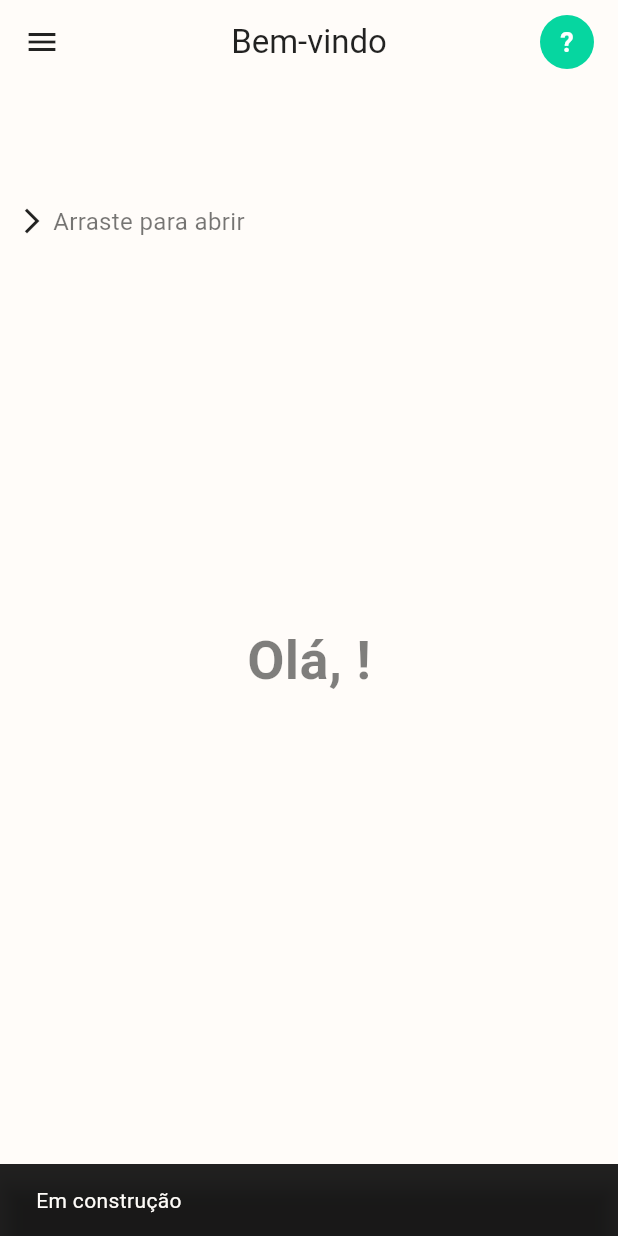
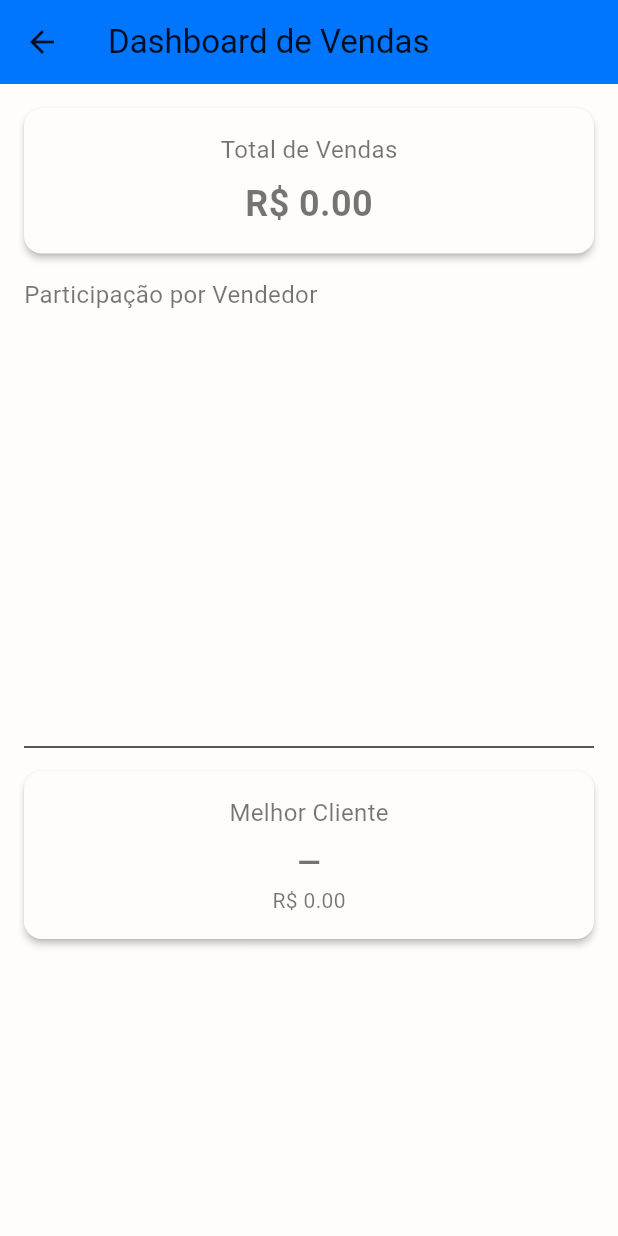
Before and after one commit to UnivelBrabos/Sistema_Vendas, a Flutter app: the screen it shows after launch, after a tap on "Sign In", after a tap on the "menu" icon, after a tap on "Desenvolvimento", on a phone screen of 412 x 824 dp. Run offline on Flutter 3.47's test engine with Material 3 defaults, Android fonts, the light colour scheme and no system bars; drawn by our look-alikes of fl_chart; our stand-ins replace flutter_dotenv, flutter_mobx, flutter_modular, flutter_svg, mobx, shared_preferences and 1 more; accounts and stored records are empty; generated files the repository leaves out were written again.

Commit message:
feat ; adicionado o desenvolvimento

```diff
--- a/lib/app_module.dart
+++ b/lib/app_module.dart
@@ -1,3 +1,5 @@
+// lib/app_module.dart
+
 import 'package:flutter_modular/flutter_modular.dart';
 import 'package:trabalho_vendas_univel/modules/splash/splash_page.dart';
 import 'package:trabalho_vendas_univel/modules/auth/auth_module.dart';
@@ -7,6 +9,7 @@ import 'package:trabalho_vendas_univel/catalog/catalog_module.dart';
 import 'package:trabalho_vendas_univel/modules/cart/cart_module.dart';
 import 'package:trabalho_vendas_univel/modules/profile/profile_module.dart';
 import 'package:trabalho_vendas_univel/modules/venda/venda_module.dart';
+import 'package:trabalho_vendas_univel/modules/dashboard/dashboard_page.dart';
 import 'package:trabalho_vendas_univel/store/cart_store.dart';
 import 'package:trabalho_vendas_univel/store/produto_store.dart';
 
@@ -36,5 +39,16 @@ class AppModule extends Module {
         ModuleRoute('/cart', module: CartModule()),
         ModuleRoute('/profile', module: ProfileModule()),
         ModuleRoute('/venda', module: VendaModule()),
+
+        // Dashboard (Desenvolvimento)
+        ChildRoute(
+          '/dashboard',
+          child: (_, args) {
+            final data = args.data as Map<String, dynamic>;
+            return DashboardPage(
+              email: data['email'] as String,
+            );
+          },
+        ),
       ];
 }
--- a/lib/main.dart
+++ b/lib/main.dart
@@ -29,7 +29,7 @@ Future<void> main() async {
 }
 
 class MyApp extends StatelessWidget {
-  const MyApp({super.key});
+  const MyApp({Key? key}) : super(key: key);
 
   @override
   Widget build(BuildContext context) {
--- /dev/null
+++ b/lib/modules/dashboard/dashboard_page.dart
@@ -0,0 +1,223 @@
+import 'package:flutter/material.dart';
+import 'package:supabase_flutter/supabase_flutter.dart';
+import 'package:fl_chart/fl_chart.dart';
+import 'package:trabalho_vendas_univel/core/app_colors.dart';
+
+class DashboardPage extends StatefulWidget {
+  final String email;
+  const DashboardPage({Key? key, required this.email}) : super(key: key);
+
+  @override
+  State<DashboardPage> createState() => _DashboardPageState();
+}
+
+class _DashboardPageState extends State<DashboardPage> {
+  final supabase = Supabase.instance.client;
+
+  double _totalVendas = 0;
+  String _melhorClienteNome = '—';
+  double _melhorClienteGasto = 0;
+
+  List<_VendedorTotal> _ranking = [];
+
+  bool _isLoading = true;
+  String? _error;
+
+  @override
+  void initState() {
+    super.initState();
+    _loadStats();
+  }
+
+  Future<void> _loadStats() async {
+    try {
+      final userEmail = widget.email.trim().toLowerCase();
+
+      final vend = await supabase
+          .from('vendedores')
+          .select('id_vendedor')
+          .eq('email', userEmail)
+          .maybeSingle();
+      if (vend == null || vend['id_vendedor'] == null) {
+        throw 'Vendedor não encontrado';
+      }
+      final idVend = (vend['id_vendedor'] as num).toInt();
+
+      final minhasVendas = await supabase
+          .from('vendas')
+          .select('total')
+          .eq('id_vendedor', idVend);
+      _totalVendas = (minhasVendas as List)
+          .cast<Map<String, dynamic>>()
+          .map((row) => (row['total'] as num).toDouble())
+          .fold<double>(0.0, (sum, t) => sum + t);
+
+      final vendasList = minhasVendas.cast<Map<String, dynamic>>();
+      final gastosPorCliente = <int, double>{};
+      for (var v in vendasList) {
+        final cid = (v['id_cliente'] as num?)?.toInt() ?? 0;
+        final tot = (v['total'] as num).toDouble();
+        gastosPorCliente[cid] = (gastosPorCliente[cid] ?? 0) + tot;
+      }
+      if (gastosPorCliente.isNotEmpty) {
+        final best = gastosPorCliente.entries.reduce(
+            (a, b) => a.value >= b.value ? a : b);
+        _melhorClienteGasto = best.value;
+        final cli = await supabase
+            .from('clientes')
+            .select('nome')
+            .eq('id_cliente', best.key)
+            .maybeSingle();
+        _melhorClienteNome = (cli?['nome'] as String?) ?? '—';
+      }
+
+      final allVendas = await supabase
+          .from('vendas')
+          .select('id_vendedor,total');
+      final tmp = <String, double>{};
+      for (var v in (allVendas as List).cast<Map<String, dynamic>>()) {
+        final vid = (v['id_vendedor'] as num).toInt().toString();
+        final tot = (v['total'] as num).toDouble();
+        tmp[vid] = (tmp[vid] ?? 0) + tot;
+      }
+      _ranking = tmp.entries
+          .map((e) => _VendedorTotal(e.key, e.value))
+          .toList();
+
+      setState(() => _isLoading = false);
+    } catch (e) {
+      setState(() {
+        _error = e.toString();
+        _isLoading = false;
+      });
+    }
+  }
+
+  @override
+  Widget build(BuildContext context) {
+    if (_isLoading) {
+      return const Scaffold(
+        body: Center(child: CircularProgressIndicator()),
+      );
+    }
+    if (_error != null) {
+      return Scaffold(
+        body: Center(child: Text('Erro: $_error')),
+      );
+    }
+
+    final sections = <PieChartSectionData>[];
+    for (var entry in _ranking) {
+      final percent = _totalVendas > 0
+          ? entry.total / _totalVendas * 100
+          : 0.0;
+      sections.add(PieChartSectionData(
+        value: entry.total,
+        title: '${percent.toStringAsFixed(0)}%',
+        radius: 60,
+        titleStyle: const TextStyle(
+          fontSize: 14,
+          fontWeight: FontWeight.bold,
+          color: Colors.white,
+        ),
+      ));
+    }
+
+    return Scaffold(
+      appBar: AppBar(
+        title: const Text('Dashboard de Vendas'),
+        backgroundColor: AppColors.primaryColor,
+      ),
+      body: SingleChildScrollView(
+        padding: const EdgeInsets.all(16),
+        child: Column(
+          crossAxisAlignment: CrossAxisAlignment.stretch,
+          children: [
+            Card(
+              elevation: 2,
+              margin: const EdgeInsets.only(bottom: 16),
+              child: Padding(
+                padding: const EdgeInsets.all(16),
+                child: Column(
+                  children: [
+                    const Text('Total de Vendas', style: TextStyle(fontSize: 16)),
+                    const SizedBox(height: 8),
+                    Text(
+                      'R\$ ${_totalVendas.toStringAsFixed(2)}',
+                      style: const TextStyle(fontSize: 24, fontWeight: FontWeight.bold),
+                    ),
+                  ],
+                ),
+              ),
+            ),
+
+            const Text('Participação por Vendedor', style: TextStyle(fontSize: 16)),
+            const SizedBox(height: 8),
+            SizedBox(
+              height: 250,
+              child: PieChart(
+                PieChartData(
+                  sections: sections,
+                  sectionsSpace: 4,
+                  centerSpaceRadius: 0,
+                ),
+              ),
+            ),
+
+            const SizedBox(height: 16),
+            ..._ranking.map((e) {
+              final percent = _totalVendas > 0
+                  ? e.total / _totalVendas * 100
+                  : 0.0;
+              return Padding(
+                padding: const EdgeInsets.symmetric(vertical: 4),
+                child: Row(
+                  children: [
+                    Container(
+                      width: 16,
+                      height: 16,
+                      decoration: BoxDecoration(
+                        shape: BoxShape.circle,
+                        color: AppColors.primaryColor,
+                      ),
+                    ),
+                    const SizedBox(width: 8),
+                    Expanded(child: Text('Vendedor ${e.vendedor}')),
+                    Text('${percent.toStringAsFixed(1)}%'),
+                  ],
+                ),
+              );
+            }).toList(),
+
+            const Divider(height: 32),
+
+            Card(
+              elevation: 2,
+              margin: const EdgeInsets.only(bottom: 16),
+              child: Padding(
+                padding: const EdgeInsets.all(16),
+                child: Column(
+                  children: [
+                    const Text('Melhor Cliente', style: TextStyle(fontSize: 16)),
+                    const SizedBox(height: 8),
+                    Text(
+                      _melhorClienteNome,
+                      style: const TextStyle(fontSize: 20, fontWeight: FontWeight.w600),
+                    ),
+                    Text('R\$ ${_melhorClienteGasto.toStringAsFixed(2)}'),
+                  ],
+                ),
+              ),
+            ),
+          ],
+        ),
+      ),
+    );
+  }
+}
+
+class _VendedorTotal {
+  final String vendedor;
+  final double total;
+  _VendedorTotal(this.vendedor, this.total);
+}
--- a/lib/modules/profile/profile_page.dart
+++ b/lib/modules/profile/profile_page.dart
@@ -28,11 +28,11 @@ class ProfilePage extends StatelessWidget {
     final normalized = email.trim().toLowerCase();
 
     if (_staticUsers.contains(normalized)) {
-      final name = normalized.split('@').first;
+      final namePart = normalized.split('@').first;
       return {
-        'nome': name,
+        'nome': _capitalize(namePart),
         'email': normalized,
-        'foto_url': 'lib/assets/macaco/$name.png',
+        'foto_url': 'lib/assets/macaco/$namePart.png',
       };
     }
 
@@ -41,7 +41,7 @@ class ProfilePage extends StatelessWidget {
           .from('vendedores')
           .select('nome, email, foto_url')
           .eq('email', normalized)
-          .maybeSingle();
+          .maybeSingle() as Map<String, dynamic>?;
     } catch (_) {
       return null;
     }
@@ -79,9 +79,11 @@ class ProfilePage extends StatelessWidget {
 
           ImageProvider? avatarImage;
           if (rawPhoto != null && rawPhoto.isNotEmpty) {
-            avatarImage = rawPhoto.startsWith('http')
-                ? NetworkImage(rawPhoto)
-                : AssetImage(rawPhoto);
+            if (rawPhoto.startsWith('http')) {
+              avatarImage = NetworkImage(rawPhoto);
+            } else {
+              avatarImage = AssetImage(rawPhoto);
+            }
           }
 
           return Center(
@@ -126,13 +128,16 @@ class ProfilePage extends StatelessWidget {
                       leading: const Icon(Icons.settings, size: 28),
                       title: const Text('Configurações',
                           style: TextStyle(fontSize: 16)),
-                      onTap: () => ScaffoldMessenger.of(context).showSnackBar(
-                          const SnackBar(content: Text('Em construção'))),
+                      onTap: () => ScaffoldMessenger.of(context)
+                          .showSnackBar(const SnackBar(
+                              content: Text('Em construção'))),
                     ),
                     ListTile(
                       leading: const Icon(Icons.logout, size: 28),
-                      title: const Text('Sair', style: TextStyle(fontSize: 16)),
-                      onTap: () => Modular.to.pushReplacementNamed('/auth'),
+                      title: const Text('Sair',
+                          style: TextStyle(fontSize: 16)),
+                      onTap: () =>
+                          Modular.to.pushReplacementNamed('/auth'),
                     ),
                   ],
                 ),
--- a/lib/modules/welcome/welcome_page.dart
+++ b/lib/modules/welcome/welcome_page.dart
@@ -93,8 +93,10 @@ class _WelcomePageState extends State<WelcomePage>
             title: const Text('Desenvolvimento'),
             onTap: () {
               Navigator.of(context).pop();
-              ScaffoldMessenger.of(context).showSnackBar(
-                  const SnackBar(content: Text('Em construção')));
+              Modular.to.pushNamed(
+                '/dashboard',
+                arguments: {'email': widget.email},
+              );
             },
           ),
           ListTile(
@@ -227,7 +229,3 @@ class _WelcomePageState extends State<WelcomePage>
     );
   }
 }
-
-
-// Ver para aplicarmos, ou mesmo diminuirmos o tempo da animaccao do Drawe ao lado.
-// para deixar mais agradavel de se ver
--- a/lib/pages/serializacao_test_page.dart
+++ b/lib/pages/serializacao_test_page.dart
@@ -1,6 +1,3 @@
-// nao foi utilizado o arquivo serializacao_test_page.dart, mas foi mantido para fins de teste e aprendizado
-// e para que o aluno possa entender como funciona a serializacao de objetos em dart
-
 import 'dart:convert';
 import 'package:flutter/material.dart';
 import 'package:trabalho_vendas_univel/models/cliente_model.dart';
@@ -9,39 +6,39 @@ import 'package:trabalho_vendas_univel/models/venda_model.dart';
 import 'package:trabalho_vendas_univel/models/venda_serializada.dart';
 
 class SerializacaoTestPage extends StatelessWidget {
-  const SerializacaoTestPage({super.key});
+  const SerializacaoTestPage({Key? key}) : super(key: key);
 
   @override
   Widget build(BuildContext context) {
-    // 1) Exemplo de venda
     final venda = VendaModel(
       idVendedor: 1,
       idCliente: 1,
+      dataVenda: DateTime.now(),
       total: 100.0,
-      dataVenda: DateTime.now(),
       desconto: 0,
     );
 
-    // 2) Exemplo de itens — repare nos parâmetros: idVenda, idProduto, quantidadeLote, subtotal
     final itens = [
       ItensVendaModel(
-        idVenda: 0,
+        idVenda: venda.idVendedor,
         idProduto: 21,
+        quantidade: 2,
         quantidadeLote: 2,
-        subtotal: 2 * 8.5, quantidade: 2,
+        subtotal: 2 * 8.5,
       ),
     ];
 
-    // 3) Exemplo de cliente
     final clientes = [
       ClienteModel(
         idCliente: 1,
         nome: 'Cliente Teste',
-        email: 'teste@exemplo.com', cnpj: '', telefone: '', endereco: '',
+        email: 'teste@exemplo.com',
+        cnpj: '',
+        telefone: '',
+        endereco: '',
       ),
     ];
 
-    // 4) Serializa tudo junto
     final vs = VendaSerializada(
       clientes: clientes,
       venda: venda,
```
Also changed, not shown: lib/repository/venda_repository.dart (+0 -9 lines), pubspec.yaml (+8 -8 lines), pubspec.lock, 4 other files.
